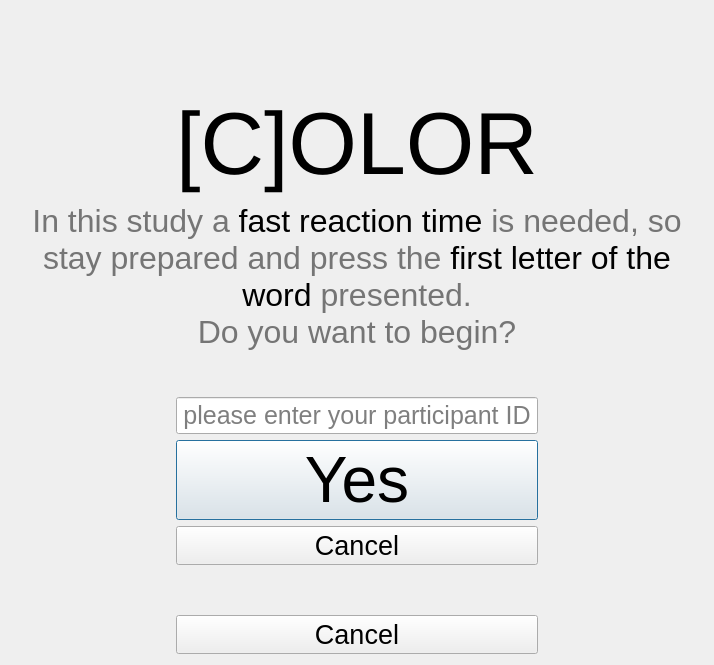
First picture: the form in reaction_menu.ui, repository ITT-21SS-UR/assignment-03-ma, before the edit.
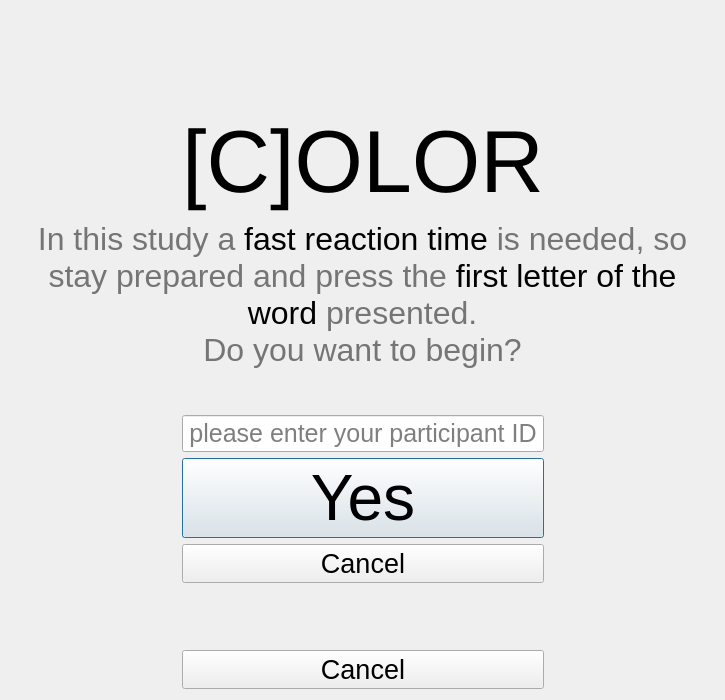
Second picture: the form after the edit.

Diff of the .ui file:
```diff
--- a/reaction_menu.ui
+++ b/reaction_menu.ui
@@ -6,8 +6,8 @@
    <rect>
     <x>0</x>
     <y>0</y>
-    <width>714</width>
-    <height>665</height>
+    <width>725</width>
+    <height>700</height>
    </rect>
   </property>
   <property name="windowTitle">
```
